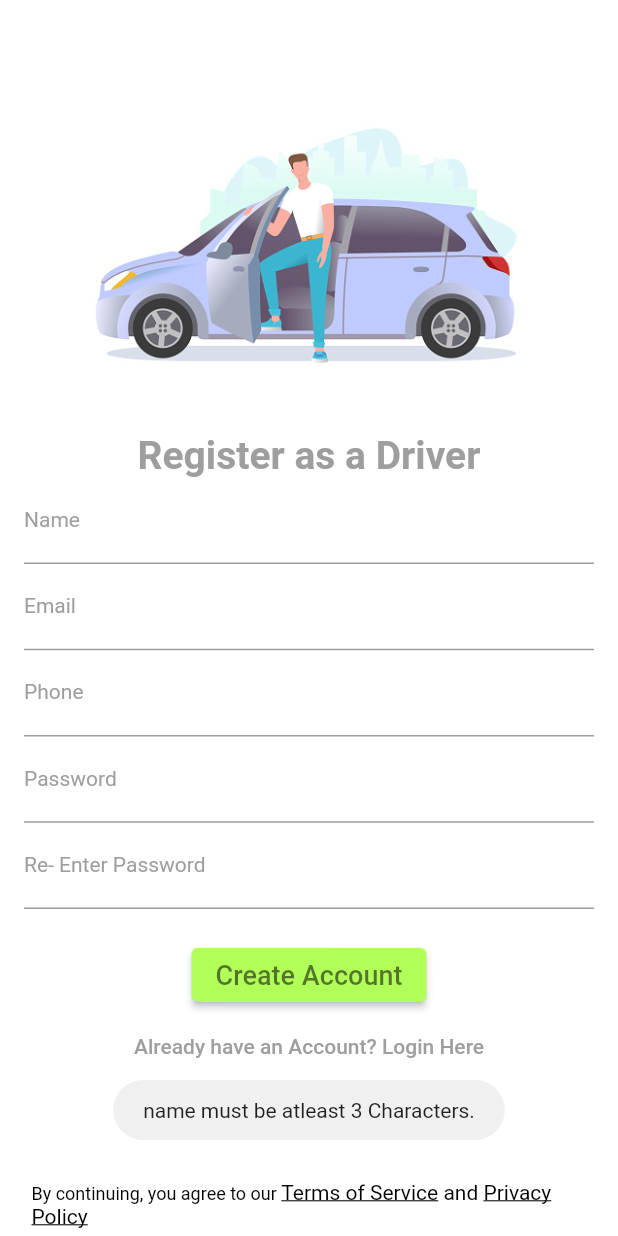
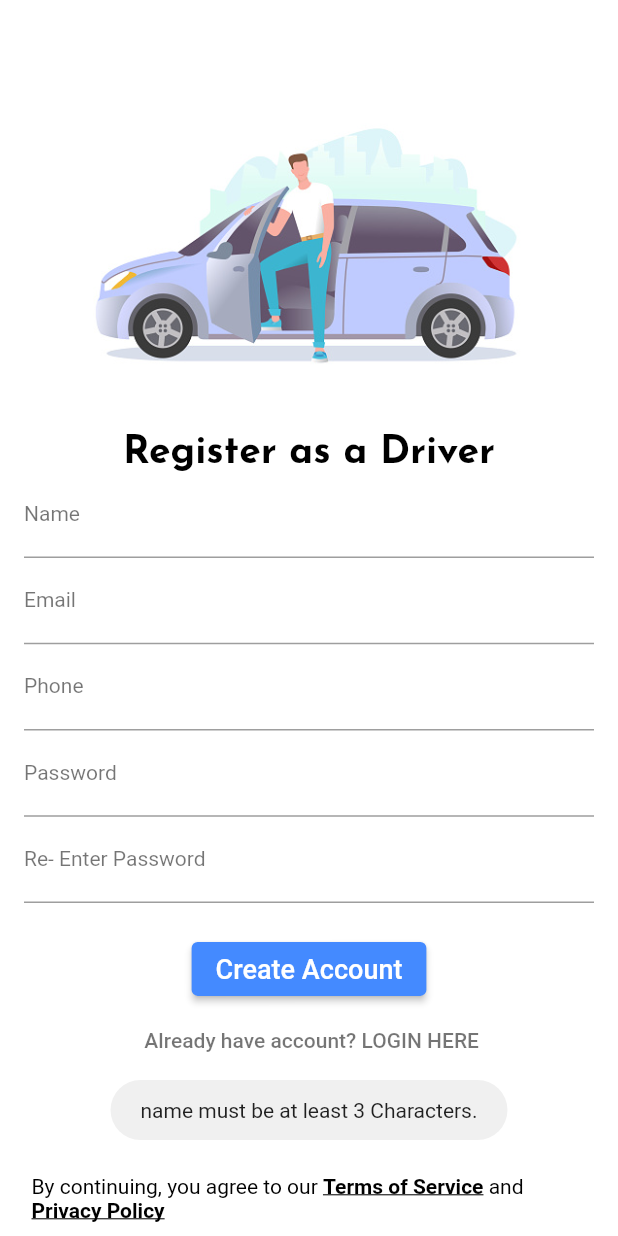
Before and after one commit to xtien64/usmgo_drivers_app, a Flutter app: the SignUpScreen screen opened directly, after a tap on "Create Account", on a phone screen of 412 x 824 dp. Run offline on Flutter 3.47's test engine with Material 2 defaults, Android fonts, the phone set to English and light mode, and no system bars; our stand-ins replace assets_audio_player, email_validator, firebase_auth, firebase_core, firebase_database, firebase_messaging and 6 more; missing offline and left inert: flutter_geofire, flutter_polyline_points; accounts and stored records are empty; network calls fail.

Commit message:
UI Update

```diff
--- a/lib/assistants/black_theme_google_map.dart
+++ b/lib/assistants/black_theme_google_map.dart
@@ -1,5 +1,3 @@
-
-
 
 blackThemeGoogleMap(newGoogleMapController)
 {
--- a/lib/authentication/car_info_screen.dart
+++ b/lib/authentication/car_info_screen.dart
@@ -54,7 +54,7 @@ class _CarInfoScreenState extends State<CarInfoScreen>
 
               Padding(
                 padding: const EdgeInsets.all(20.0),
-                child: Image.asset("images/logo1.png"),
+                child: Image.asset("images/driver.png"),
               ),
 
               const SizedBox(height: 10,),
--- a/lib/authentication/signup_screen.dart
+++ b/lib/authentication/signup_screen.dart
@@ -9,6 +9,7 @@ import 'package:firebase_database/firebase_database.dart';
 import 'package:flutter/material.dart';
 import 'package:fluttertoast/fluttertoast.dart';
 import 'package:email_validator/email_validator.dart';
+import 'package:google_fonts/google_fonts.dart';
 
 import '../dialog/policy_dialog.dart';
 
@@ -27,7 +28,7 @@ class _SignUpScreenState extends State<SignUpScreen> {
 
   validateForm() {
     if (nameTextEditingController.text.length < 3) {
-      Fluttertoast.showToast(msg: "name must be atleast 3 Characters.");
+      Fluttertoast.showToast(msg: "name must be at least 3 Characters.");
     } else if (!emailTextEditingController.text.contains("@student.usm.my") &&
         !emailTextEditingController.text.contains("@usm.my")) {
       //else if (!(EmailValidator.validate(emailTextEditingController.text))) {
@@ -39,7 +40,7 @@ class _SignUpScreenState extends State<SignUpScreen> {
         .hasMatch(phoneTextEditingController.text)) {
       Fluttertoast.showToast(msg: "Phone Number is invalid.");
     } else if (passwordTextEditingController.text.length < 6) {
-      Fluttertoast.showToast(msg: "Password must be atleast 6 Characters.");
+      Fluttertoast.showToast(msg: "Password must be at least 6 Characters.");
     } else if (password2TextEditingController.text !=
         passwordTextEditingController.text) {
       Fluttertoast.showToast(msg: "Password does not match.");
@@ -110,17 +111,17 @@ class _SignUpScreenState extends State<SignUpScreen> {
               const SizedBox(
                 height: 10,
               ),
-              const Text(
+              Text(
                 "Register as a Driver",
-                style: TextStyle(
+                style: GoogleFonts.josefinSans(
                   fontSize: 26,
-                  color: Colors.grey,
+                  color: Colors.black,
                   fontWeight: FontWeight.bold,
                 ),
               ),
               TextField(
                 controller: nameTextEditingController,
-                style: const TextStyle(color: Colors.grey),
+                style: const TextStyle(color: Colors.black),
                 decoration: const InputDecoration(
                   labelText: "Name",
                   hintText: "Full Name",
@@ -131,11 +132,11 @@ class _SignUpScreenState extends State<SignUpScreen> {
                     borderSide: BorderSide(color: Colors.grey),
                   ),
                   hintStyle: TextStyle(
-                    color: Colors.grey,
+                    color: Colors.black54,
                     fontSize: 10,
                   ),
                   labelStyle: TextStyle(
-                    color: Colors.grey,
+                    color: Colors.black54,
                     fontSize: 14,
                   ),
                 ),
@@ -143,7 +144,7 @@ class _SignUpScreenState extends State<SignUpScreen> {
               TextField(
                 controller: emailTextEditingController,
                 keyboardType: TextInputType.emailAddress,
-                style: const TextStyle(color: Colors.grey),
+                style: const TextStyle(color: Colors.black),
                 decoration: const InputDecoration(
                   labelText: "Email",
                   hintText: "USM email (eg.: xxx@student.usm.my / xxx@usm.my)",
@@ -154,11 +155,11 @@ class _SignUpScreenState extends State<SignUpScreen> {
                     borderSide: BorderSide(color: Colors.grey),
                   ),
                   hintStyle: TextStyle(
-                    color: Colors.grey,
+                    color: Colors.black54,
                     fontSize: 10,
                   ),
                   labelStyle: TextStyle(
-                    color: Colors.grey,
+                    color: Colors.black54,
                     fontSize: 14,
                   ),
                 ),
@@ -166,7 +167,7 @@ class _SignUpScreenState extends State<SignUpScreen> {
               TextField(
                 controller: phoneTextEditingController,
                 keyboardType: TextInputType.phone,
-                style: const TextStyle(color: Colors.grey),
+                style: const TextStyle(color: Colors.black),
                 decoration: const InputDecoration(
                   labelText: "Phone",
                   hintText: "Phone",
@@ -177,11 +178,11 @@ class _SignUpScreenState extends State<SignUpScreen> {
                     borderSide: BorderSide(color: Colors.grey),
                   ),
                   hintStyle: TextStyle(
-                    color: Colors.grey,
+                    color: Colors.black54,
                     fontSize: 10,
                   ),
                   labelStyle: TextStyle(
-                    color: Colors.grey,
+                    color: Colors.black54,
                     fontSize: 14,
                   ),
                 ),
@@ -190,7 +191,7 @@ class _SignUpScreenState extends State<SignUpScreen> {
                 controller: passwordTextEditingController,
                 keyboardType: TextInputType.text,
                 obscureText: true,
-                style: const TextStyle(color: Colors.grey),
+                style: const TextStyle(color: Colors.black),
                 decoration: const InputDecoration(
                   labelText: "Password",
                   hintText: "Password (at least 6 characters)",
@@ -201,11 +202,11 @@ class _SignUpScreenState extends State<SignUpScreen> {
                     borderSide: BorderSide(color: Colors.grey),
                   ),
                   hintStyle: TextStyle(
-                    color: Colors.grey,
+                    color: Colors.black54,
                     fontSize: 10,
                   ),
                   labelStyle: TextStyle(
-                    color: Colors.grey,
+                    color: Colors.black54,
                     fontSize: 14,
                   ),
                 ),
@@ -214,7 +215,7 @@ class _SignUpScreenState extends State<SignUpScreen> {
                 controller: password2TextEditingController,
                 keyboardType: TextInputType.text,
                 obscureText: true,
-                style: const TextStyle(color: Colors.grey),
+                style: const TextStyle(color: Colors.black),
                 decoration: const InputDecoration(
                   labelText: "Re- Enter Password",
                   hintText: "Password (at least 6 characters)",
@@ -225,11 +226,11 @@ class _SignUpScreenState extends State<SignUpScreen> {
                     borderSide: BorderSide(color: Colors.grey),
                   ),
                   hintStyle: TextStyle(
-                    color: Colors.grey,
+                    color: Colors.black54,
                     fontSize: 10,
                   ),
                   labelStyle: TextStyle(
-                    color: Colors.grey,
+                    color: Colors.black54,
                     fontSize: 14,
                   ),
                 ),
@@ -242,20 +243,21 @@ class _SignUpScreenState extends State<SignUpScreen> {
                   validateForm();
                 },
                 style: ElevatedButton.styleFrom(
-                  primary: Colors.lightGreenAccent,
+                  primary: Colors.blueAccent,
                 ),
                 child: const Text(
                   "Create Account",
                   style: TextStyle(
-                    color: Colors.black54,
+                    color: Colors.white,
                     fontSize: 18,
                   ),
                 ),
               ),
+
               TextButton(
                 child: const Text(
-                  "Already have an Account? Login Here",
-                  style: TextStyle(color: Colors.grey),
+                  " Already have account? LOGIN HERE",
+                  style: TextStyle(color: Colors.black54),
                 ),
                 onPressed: () {
                   Navigator.push(context,
@@ -272,12 +274,13 @@ class _SignUpScreenState extends State<SignUpScreen> {
                   child: Center(
                       child: Text.rich(TextSpan(
                           text: 'By continuing, you agree to our ',
-                          style: TextStyle(fontSize: 12, color: Colors.black),
+                          style: TextStyle(fontSize: 14, color: Colors.black),
                           children: <TextSpan>[
                         TextSpan(
                             text: 'Terms of Service',
                             style: const TextStyle(
                               fontSize: 14,
+                              fontWeight: FontWeight.bold,
                               color: Colors.black,
                               decoration: TextDecoration.underline,
                             ),
@@ -305,6 +308,7 @@ class _SignUpScreenState extends State<SignUpScreen> {
                                   text: 'Privacy Policy',
                                   style: TextStyle(
                                       fontSize: 14,
+                                      fontWeight: FontWeight.bold,
                                       color: Colors.black,
                                       decoration: TextDecoration.underline),
                                   recognizer: TapGestureRecognizer()
--- a/lib/mainScreens/new_trip_screen.dart
+++ b/lib/mainScreens/new_trip_screen.dart
@@ -25,9 +25,6 @@ class NewTripScreen extends StatefulWidget
   @override
   State<NewTripScreen> createState() => _NewTripScreenState();
 }
-
-
-
 
 class _NewTripScreenState extends State<NewTripScreen>
 {
@@ -190,7 +187,7 @@ class _NewTripScreenState extends State<NewTripScreen>
     if(iconAnimatedMarker == null)
     {
       ImageConfiguration imageConfiguration = createLocalImageConfiguration(context, size: const Size(2, 2));
-      BitmapDescriptor.fromAssetImage(imageConfiguration, "images/car.png").then((value)
+      BitmapDescriptor.fromAssetImage(imageConfiguration, "images/car_logo.png").then((value)
       {
         iconAnimatedMarker = value;
       });
--- a/pubspec.yaml
+++ b/pubspec.yaml
@@ -31,7 +31,6 @@ dependencies:
     sdk: flutter
 
 
-
   # The following adds the Cupertino Icons font to your application.
   # Use with the CupertinoIcons class for iOS style icons.
   cupertino_icons: ^1.0.2
@@ -48,6 +47,7 @@ dependencies:
   firebase_messaging: ^14.2.1
   flutter_polyline_points: ^1.0.0
   smooth_star_rating_nsafe: ^1.0.0+1
+  google_fonts: ^3.0.1
   flutter_markdown: ^0.6.13
   email_validator: ^2.1.17
 
```
Also changed, not shown: lib/authentication/login_screen.dart (+17 -15 lines), lib/mainScreens/trips_history_screen.dart (+9 -4 lines), lib/splashScreen/splash_screen.dart (+16 -13 lines), lib/tabPages/earning_tab.dart (+18 -20 lines), lib/tabPages/profile_tab.dart (+11 -6 lines), lib/tabPages/ratings_tab.dart (+14 -11 lines), images/driver.png (added), images/profile.png (added), pubspec.lock.
